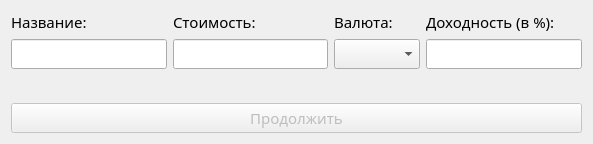
First picture: the form in add_new.ui, repository volodout/InvestCalc, before the edit.
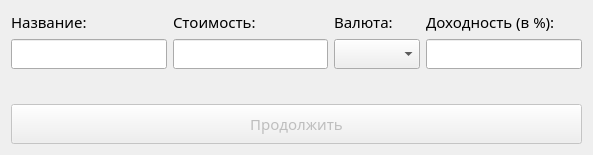
Second picture: the form after the edit.

```diff
--- a/add_new.ui
+++ b/add_new.ui
@@ -7,7 +7,7 @@
     <x>0</x>
     <y>0</y>
     <width>593</width>
-    <height>144</height>
+    <height>155</height>
    </rect>
   </property>
   <property name="windowTitle">
@@ -144,6 +144,12 @@
      <property name="enabled">
       <bool>false</bool>
      </property>
+     <property name="minimumSize">
+      <size>
+       <width>0</width>
+       <height>40</height>
+      </size>
+     </property>
      <property name="font">
       <font>
        <family>Bahnschrift SemiBold</family>
```
Left out of the diff: 20 changed lines with no effect on the pictures.
